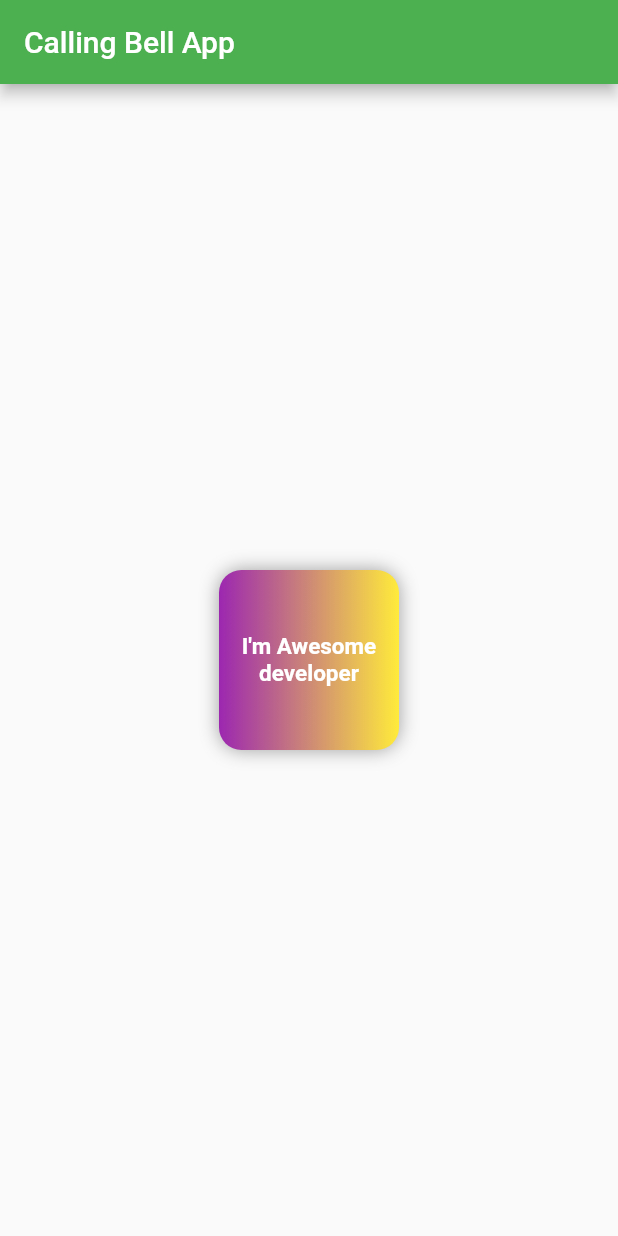
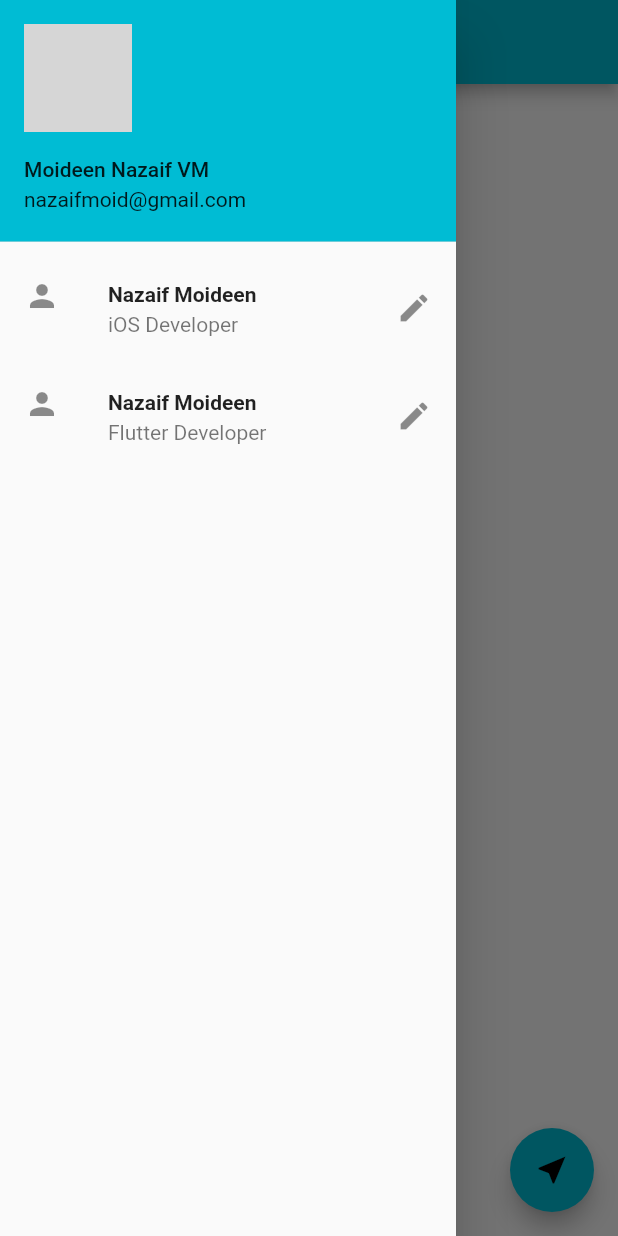
Before and after one commit to nazaifcru/flutter-learning, a Flutter app: the screen it shows after launch, with the side drawer open (before the commit the screen has no drawer), on a phone screen of 412 x 824 dp. Run offline on Flutter 3.47's test engine with Material 2 defaults, Android fonts, the phone set to English and light mode, and no system bars; network calls fail; grey boxes are pictures that could not be loaded.

Commit message:
Drawer & FloatingActionButton

```diff
--- a/lib/main.dart
+++ b/lib/main.dart
@@ -1,14 +1,10 @@
 import 'package:flutter/material.dart';
 
 void main() => runApp(MaterialApp(
-  theme: ThemeData(
-    primarySwatch: Colors.green
-  ),
-  home: MyHomePage(),
-  debugShowCheckedModeBanner: false,
-));
-
-
+      theme: ThemeData(primarySwatch: Colors.cyan),
+      home: MyHomePage(),
+      debugShowCheckedModeBanner: false,
+    ));
 
 class MyHomePage extends StatelessWidget {
   @override
@@ -17,35 +13,47 @@ class MyHomePage extends StatelessWidget {
       appBar: AppBar(
         title: Text("Calling Bell App"),
       ),
-      body: Center(
-        child: Container(
-          width: 120,
-          height: 120,
-          decoration: BoxDecoration(
-            color: Colors.red,
-            borderRadius: BorderRadius.circular(15),
-            gradient: LinearGradient(
-              colors: [Colors.purple, Colors.yellow]
+      drawer: Drawer(
+        child: ListView(
+          padding: const EdgeInsets.all(0),
+          children: <Widget>[
+            UserAccountsDrawerHeader(
+              accountName: Text("Moideen Nazaif VM"),
+              accountEmail: Text("nazaifmoid@gmail.com"),
+              currentAccountPicture: CircleAvatar(
+                backgroundImage: NetworkImage(
+                    "https://secure.meetupstatic.com/photos/member/8/5/b/4/highres_269014228.jpeg"),
+              ),
             ),
-            boxShadow: [
-              BoxShadow(
-                color: Colors.grey,
-                blurRadius: 10
-              )
-            ]
-          ),
-          child: Text("I'm Awesome developer",
-            textAlign: TextAlign.center,
-            style: TextStyle(
-              fontSize: 15,
-              color: Colors.white,
-              fontWeight: FontWeight.bold,
+
+            ListTile(
+              leading: Icon(Icons.person),
+              title: Text("Nazaif Moideen",
+                style: TextStyle(
+                  fontWeight: FontWeight.bold
+                ),
+              ),
+              subtitle: Text("iOS Developer"),
+              trailing: Icon(Icons.edit),
             ),
-          ),
-          alignment: Alignment.center,
-        )
+
+            ListTile(
+              leading: Icon(Icons.person),
+              title: Text("Nazaif Moideen",
+                style: TextStyle(
+                    fontWeight: FontWeight.bold
+                ),
+              ),
+              subtitle: Text("Flutter Developer"),
+              trailing: Icon(Icons.edit),
+            )
+          ],
+        ),
       ),
-
+      floatingActionButton: FloatingActionButton(
+        onPressed: () {},
+        child: Icon(Icons.near_me),
+      ),
     );
   }
 }
```
